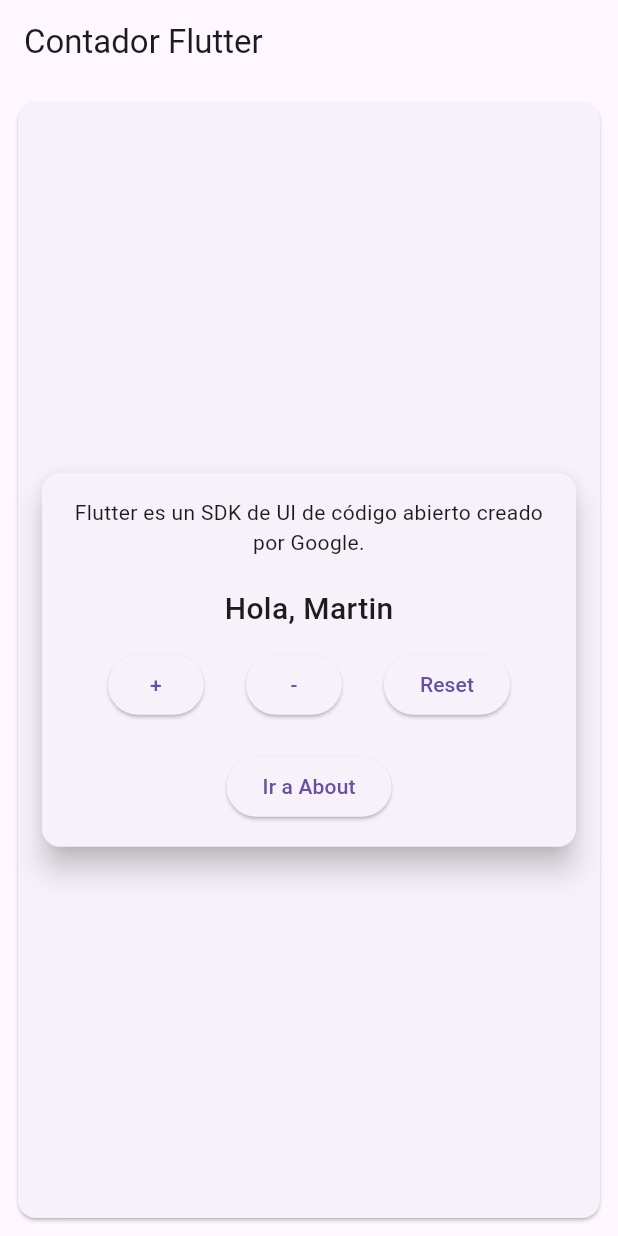
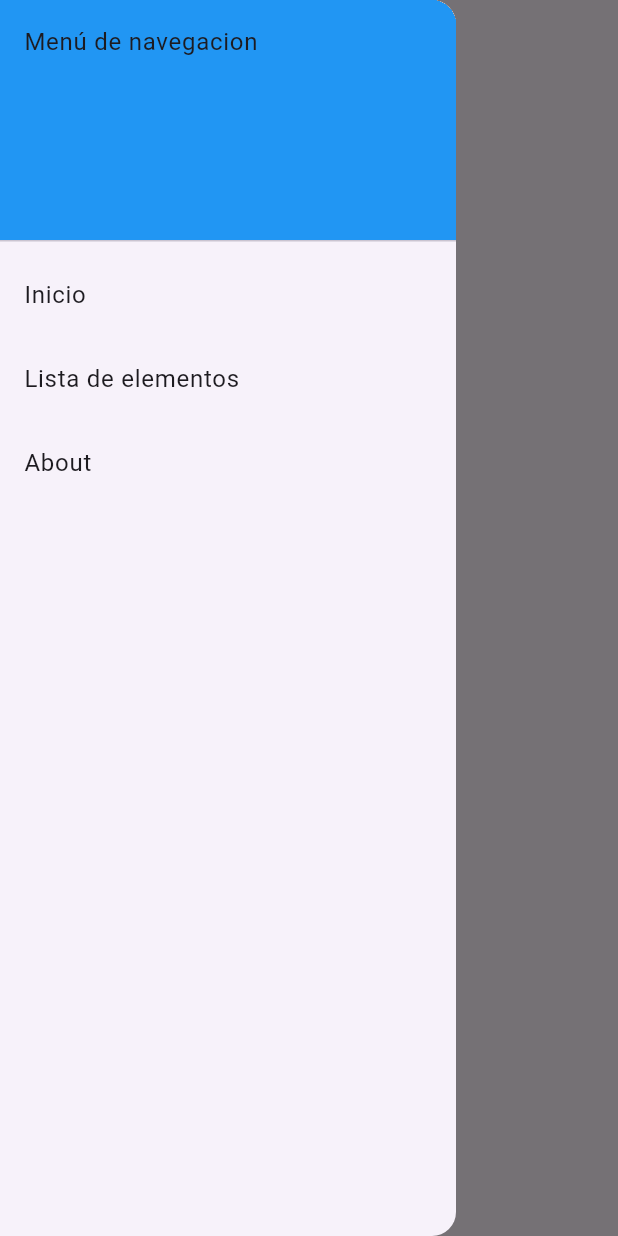
Before and after one commit to Ranafonica/3479A321_2022479036, a Flutter app: the screen it shows after launch, with the side drawer open (before the commit the screen has no drawer), on a phone screen of 412 x 824 dp. Run offline on Flutter 3.47's test engine with Material 3 defaults, Android fonts, the phone set to English and light mode, and no system bars; our stand-ins replace logger.

Commit message:
Lab07 primer commit

```diff
--- a/lib/pages/home_page.dart
+++ b/lib/pages/home_page.dart
@@ -1,7 +1,7 @@
 import 'package:flutter/material.dart';
 import 'package:logger/logger.dart';
-import 'package:provider/provider.dart';
-import 'package:aplication_lab/provider/app_data.dart';
+//import 'package:provider/provider.dart';
+//import 'package:aplication_lab/provider/app_data.dart';
 //import 'package:flutter_svg/svg.dart';
 
 var logger = Logger(
@@ -19,7 +19,7 @@ class MyHomePage extends StatefulWidget {
     logger.i('createState llamado');
     return _MyHomePageState();
   }
-  //State<MyHomePage> createState() => _MyHomePageState();
+  //State<MyHomePage> createState() => _MyHomePageState(); //comentado por Warnings de createState
 }
 
 class _MyHomePageState extends State<MyHomePage> {
@@ -70,63 +70,35 @@ void reassemble() {
 Widget build(BuildContext context) {
   logger.i('build');
     return Scaffold(
-      appBar: AppBar(
-        title: const Text('Contador Flutter'),
+      drawer: Drawer(
+        child: ListView(
+          padding: EdgeInsets.zero,
+          children: [
+            const DrawerHeader(
+              decoration: BoxDecoration(
+                color: Colors.blue,
               ),
-      body: Padding(
-        padding: const EdgeInsets.all(8.0),
-        child: Card(
-          child: Center(
-            child: Card(
-              elevation: 8,
-              margin: const EdgeInsets.all(16),
-              shape: RoundedRectangleBorder(borderRadius: BorderRadius.circular(12)),
-              child: Padding(
-                padding: const EdgeInsets.all(16.0),
-                child: Column(
-                  mainAxisSize: MainAxisSize.min,
-                  children: [
-                    const Text(
-                      'Flutter es un SDK de UI de código abierto creado por Google.',
-                      textAlign: TextAlign.center,
+              child: Text('Menú de navegacion'),
             ),
-                    const SizedBox(height: 20),
-                    Text(
-                      'Hola, ${context.watch<AppData>().userName}',
-                      style: const TextStyle(fontSize: 20, fontWeight: FontWeight.w500),
+            ListTile(
+              title: const Text('Inicio'),
+              onTap: () {
+                Navigator.pop(context);
+              },
             ),
-                    const SizedBox(height: 12),
-                    Row(
-                      mainAxisAlignment: MainAxisAlignment.spaceEvenly,
-                      children: [
-                        ElevatedButton(
-                          onPressed: () => context.read<AppData>().incrementCounter(),
-                          child: const Text('+'),
+            ListTile(
+              title: const Text('Lista de elementos'),
+              onTap: () {
+                Navigator.pushNamed(context, '/list');
+              },
             ),
-                        ElevatedButton(
-                          onPressed: () => context.read<AppData>().decrementCounter(),
-                          child: const Text('-'),
-                        ),
-                        ElevatedButton(
-                          onPressed: context.watch<AppData>().allowReset
-                              ? () => context.read<AppData>().resetCounter()
-                              : null,
-                          child: const Text('Reset'),
-                        ), // Esto hace que el botón quede deshabilitado automáticamente si allowReset es false.
-                      ],
-                    ),
-                    const SizedBox(height: 20),
-                    ElevatedButton(
-                      onPressed: () {
+            ListTile(
+              title: const Text('About'),
+              onTap: () {
                 Navigator.pushNamed(context, '/about');
               },
-                      child: const Text('Ir a About'),
             ),
           ],
-                ),
-              ),
-            ),
-          ),
         ),
       ),
     );
```
Lines whose indentation alone changed are shown as unchanged.
